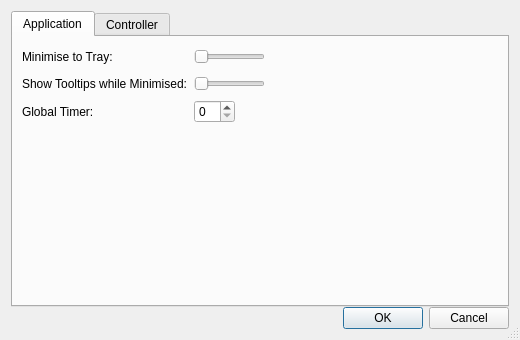
Shub77/phoebetria-code, file gui_preferences.ui: the form before one commit.
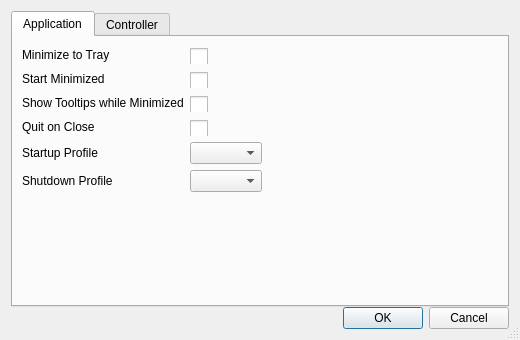
The form after the commit. Icons and pictures are not drawn.

Commit message: modified the preferences window

The edit to the form file:
```diff
--- a/gui_preferences.ui
+++ b/gui_preferences.ui
@@ -43,196 +43,250 @@
            <item row="0" column="0">
             <widget class="QLabel" name="lbl_MinimiseToTray">
              <property name="text">
-              <string>Minimise to Tray:</string>
+              <string>Minimize to Tray</string>
              </property>
             </widget>
            </item>
            <item row="0" column="1">
-            <widget class="QSlider" name="ctrl_MinimiseToTray">
+            <widget class="QCheckBox" name="ctrl_minimizeToTray">
              <property name="styleSheet">
-              <string notr="true">QSlider {
- min-width:71px;
- min-height:21px;
- max-width:71px;
- max-height:21px;
+              <string notr="true"> QCheckBox {
+     spacing: 0px;
  }
- QSlider::groove:horizontal {
- background-image: url(:/Images/slider_new_bg.png);
- background-repeat: no-repeat;
- background-position:center;
- margin:0px;
- border:0px;
- padding:0px;
+
+ QCheckBox::indicator {
+	 top: 2px;
+     width: 18px;
+     height: 18px;
  }
- 
-QSlider::sub-page:horizontal {
- background-image: url(:/Images/slider_new_on.png);
- background-repeat: no-repeat;
- background-position:left;
- background-origin:content;
- margin:0px;
- border:0px;
- padding-left:0px;
+
+ QCheckBox::indicator:unchecked {
+     image: url(:/Images/icons_check.png);
  }
- 
-QSlider::add-page:horizontal {
- background-image: url(:/Images/slider_new_off.png);
- background-repeat: no-repeat;
- background-position:right;
- background-origin:content;
- margin:0px;
- border:0px;
- padding-right:0px;
+
+ QCheckBox::indicator:unchecked:hover {
+     image: url(:/Images/icons_check.png);
  }
- 
-QSlider::handle:horizontal {
- background-image: url(:/Images/slider_toggle_new.png);
- width:35px;
- height:17px;
- margin:0px;
- border:0px;
- padding:0px;
+
+ QCheckBox::indicator:unchecked:pressed {
+     image: url(:/Images/icons_check.png);
  }
- 
-QSlider::sub-page:horizontal:disabled {
- background-image: url(:/Images/slider_temp_cel_disabled.png);
- background-repeat: no-repeat;
- background-position:left;
- background-origin:content;
- margin:0px;
- border:0px;
- padding-left:0px;
+
+ QCheckBox::indicator:checked {
+     image: url(:/Images/icons_check_checked.png);
  }
- 
-QSlider::add-page:horizontal:disabled {
- background-image: url(:/Images/slider_temp_fah_disabled.png);
- background-repeat: no-repeat;
- background-position:left;
- background-origin:content;
- margin:0px;
- border:0px;
- padding-right:0px;
+
+ QCheckBox::indicator:checked:hover {
+     image: url(:/Images/icons_check_checked.png);
  }
- 
-QSlider::handle:horizontal:disabled {
- background-image: url(:/Images/slider_toggle.png);
- width:35px;
- height:17px;
- margin:0px;
- border:0px;
- padding:0px;
+
+ QCheckBox::indicator:checked:pressed {
+     image: url(:/Images/icons_check_checked.png);
  }
-</string>
+
+ QCheckBox::indicator:indeterminate:hover {
+     image: url(:/Images/icons_check.png);
+ }
+
+ QCheckBox::indicator:indeterminate:pressed {
+     image: url(:/Images/icons_check.png);
+ }</string>
              </property>
-             <property name="maximum">
-              <number>1</number>
-             </property>
-             <property name="orientation">
-              <enum>Qt::Horizontal</enum>
-             </property>
-            </widget>
-           </item>
-           <item row="1" column="0">
-            <widget class="QLabel" name="lbl_ShowTooltipOnMinimise">
              <property name="text">
-              <string>Show Tooltips while Minimised:</string>
-             </property>
-            </widget>
-           </item>
-           <item row="1" column="1">
-            <widget class="QSlider" name="ctrl_ShowTooltipOnMinimise">
-             <property name="styleSheet">
-              <string notr="true">QSlider {
- min-width:71px;
- min-height:21px;
- max-width:71px;
- max-height:21px;
- }
- QSlider::groove:horizontal {
- background-image: url(:/Images/slider_new_bg.png);
- background-repeat: no-repeat;
- background-position:center;
- margin:0px;
- border:0px;
- padding:0px;
- }
- 
-QSlider::sub-page:horizontal {
- background-image: url(:/Images/slider_new_on.png);
- background-repeat: no-repeat;
- background-position:left;
- background-origin:content;
- margin:0px;
- border:0px;
- padding-left:0px;
- }
- 
-QSlider::add-page:horizontal {
- background-image: url(:/Images/slider_new_off.png);
- background-repeat: no-repeat;
- background-position:right;
- background-origin:content;
- margin:0px;
- border:0px;
- padding-right:0px;
- }
- 
-QSlider::handle:horizontal {
- background-image: url(:/Images/slider_toggle_new.png);
- width:35px;
- height:17px;
- margin:0px;
- border:0px;
- padding:0px;
- }
- 
-QSlider::sub-page:horizontal:disabled {
- background-image: url(:/Images/slider_temp_cel_disabled.png);
- background-repeat: no-repeat;
- background-position:left;
- background-origin:content;
- margin:0px;
- border:0px;
- padding-left:0px;
- }
- 
-QSlider::add-page:horizontal:disabled {
- background-image: url(:/Images/slider_temp_fah_disabled.png);
- background-repeat: no-repeat;
- background-position:left;
- background-origin:content;
- margin:0px;
- border:0px;
- padding-right:0px;
- }
- 
-QSlider::handle:horizontal:disabled {
- background-image: url(:/Images/slider_toggle.png);
- width:35px;
- height:17px;
- margin:0px;
- border:0px;
- padding:0px;
- }
-</string>
-             </property>
-             <property name="maximum">
-              <number>1</number>
-             </property>
-             <property name="orientation">
-              <enum>Qt::Horizontal</enum>
+              <string/>
              </property>
             </widget>
            </item>
            <item row="2" column="0">
-            <widget class="QLabel" name="lbl_IntervalMs_GlobalTimer">
+            <widget class="QLabel" name="lbl_ShowTooltipOnMinimise">
              <property name="text">
-              <string>Global Timer:</string>
+              <string>Show Tooltips while Minimized</string>
              </property>
             </widget>
            </item>
            <item row="2" column="1">
-            <widget class="QSpinBox" name="ctrl_IntervalMs_GlobalTimer"/>
+            <widget class="QCheckBox" name="ctrl_showTooltipOnMinimize">
+             <property name="styleSheet">
+              <string notr="true"> QCheckBox {
+     spacing: 0px;
+ }
+
+ QCheckBox::indicator {
+	 top: 2px;
+     width: 18px;
+     height: 18px;
+ }
+
+ QCheckBox::indicator:unchecked {
+     image: url(:/Images/icons_check.png);
+ }
+
+ QCheckBox::indicator:unchecked:hover {
+     image: url(:/Images/icons_check.png);
+ }
+
+ QCheckBox::indicator:unchecked:pressed {
+     image: url(:/Images/icons_check.png);
+ }
+
+ QCheckBox::indicator:checked {
+     image: url(:/Images/icons_check_checked.png);
+ }
+
+ QCheckBox::indicator:checked:hover {
+     image: url(:/Images/icons_check_checked.png);
+ }
+
+ QCheckBox::indicator:checked:pressed {
+     image: url(:/Images/icons_check_checked.png);
+ }
+
+ QCheckBox::indicator:indeterminate:hover {
+     image: url(:/Images/icons_check.png);
+ }
+
+ QCheckBox::indicator:indeterminate:pressed {
+     image: url(:/Images/icons_check.png);
+ }</string>
+             </property>
+             <property name="text">
+              <string/>
+             </property>
+            </widget>
+           </item>
+           <item row="1" column="0">
+            <widget class="QLabel" name="lbl_IntervalMs_GlobalTimer">
+             <property name="text">
+              <string>Start Minimized</string>
+             </property>
+            </widget>
+           </item>
+           <item row="4" column="0">
+            <widget class="QLabel" name="label">
+             <property name="text">
+              <string>Startup Profile</string>
+             </property>
+            </widget>
+           </item>
+           <item row="5" column="0">
+            <widget class="QLabel" name="label_2">
+             <property name="text">
+              <string>Shutdown Profile</string>
+             </property>
+            </widget>
+           </item>
+           <item row="4" column="1">
+            <widget class="QComboBox" name="ctrl_startupProfile"/>
+           </item>
+           <item row="5" column="1">
+            <widget class="QComboBox" name="ctrl_shutdownProfile"/>
+           </item>
+           <item row="1" column="1">
+            <widget class="QCheckBox" name="ctrl_minimizeOnStart">
+             <property name="styleSheet">
+              <string notr="true"> QCheckBox {
+     spacing: 0px;
+ }
+
+ QCheckBox::indicator {
+	 top: 2px;
+     width: 18px;
+     height: 18px;
+ }
+
+ QCheckBox::indicator:unchecked {
+     image: url(:/Images/icons_check.png);
+ }
+
+ QCheckBox::indicator:unchecked:hover {
+     image: url(:/Images/icons_check.png);
+ }
+
+ QCheckBox::indicator:unchecked:pressed {
+     image: url(:/Images/icons_check.png);
+ }
+
+ QCheckBox::indicator:checked {
+     image: url(:/Images/icons_check_checked.png);
+ }
+
+ QCheckBox::indicator:checked:hover {
+     image: url(:/Images/icons_check_checked.png);
+ }
+
+ QCheckBox::indicator:checked:pressed {
+     image: url(:/Images/icons_check_checked.png);
+ }
+
+ QCheckBox::indicator:indeterminate:hover {
+     image: url(:/Images/icons_check.png);
+ }
+
+ QCheckBox::indicator:indeterminate:pressed {
+     image: url(:/Images/icons_check.png);
+ }</string>
+             </property>
+             <property name="text">
+              <string/>
+             </property>
+            </widget>
+           </item>
+           <item row="3" column="0">
+            <widget class="QLabel" name="label_3">
+             <property name="text">
+              <string>Quit on Close</string>
+             </property>
+            </widget>
+           </item>
+           <item row="3" column="1">
+            <widget class="QCheckBox" name="checkBox">
+             <property name="styleSheet">
+              <string notr="true"> QCheckBox {
+     spacing: 0px;
+ }
+
+ QCheckBox::indicator {
+	 top: 2px;
+     width: 18px;
+     height: 18px;
+ }
+
+ QCheckBox::indicator:unchecked {
+     image: url(:/Images/icons_check.png);
+ }
+
+ QCheckBox::indicator:unchecked:hover {
+     image: url(:/Images/icons_check.png);
+ }
+
+ QCheckBox::indicator:unchecked:pressed {
+     image: url(:/Images/icons_check.png);
+ }
+
+ QCheckBox::indicator:checked {
+     image: url(:/Images/icons_check_checked.png);
+ }
+
+ QCheckBox::indicator:checked:hover {
+     image: url(:/Images/icons_check_checked.png);
+ }
+
+ QCheckBox::indicator:checked:pressed {
+     image: url(:/Images/icons_check_checked.png);
+ }
+
+ QCheckBox::indicator:indeterminate:hover {
+     image: url(:/Images/icons_check.png);
+ }
+
+ QCheckBox::indicator:indeterminate:pressed {
+     image: url(:/Images/icons_check.png);
+ }</string>
+             </property>
+             <property name="text">
+              <string/>
+             </property>
+            </widget>
            </item>
           </layout>
          </item>
```
The commit also changes 5 other files.
